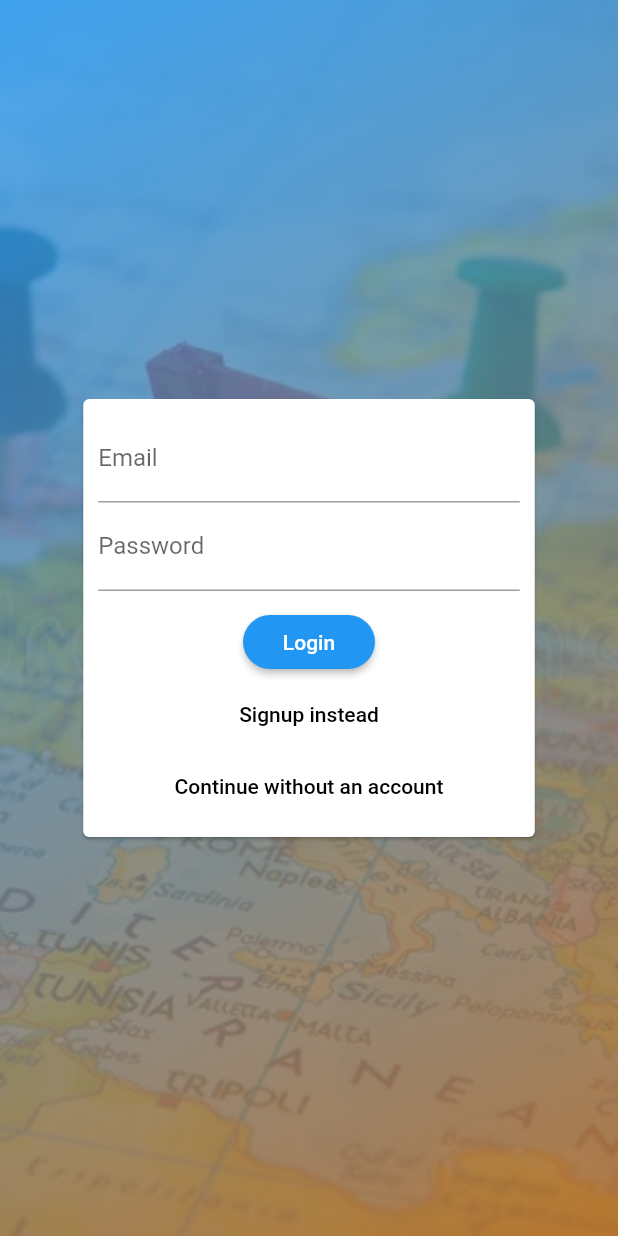
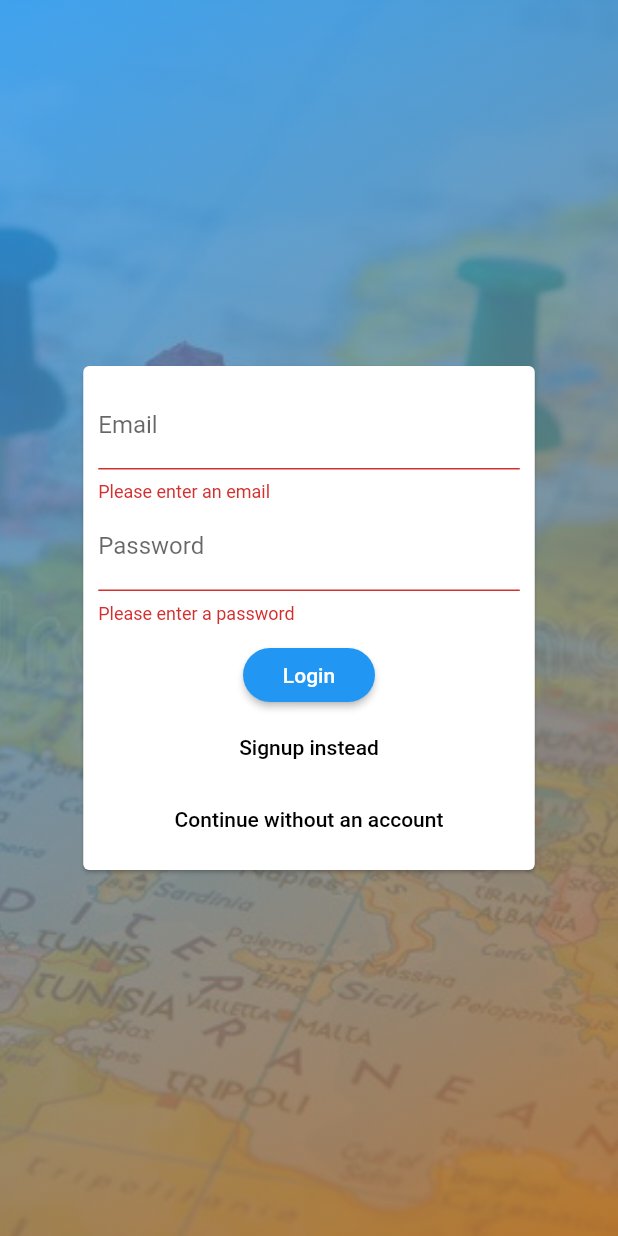
Before and after one commit to shimonster/distance_app, a Flutter app: the screen it shows after launch, after a tap on "Login", on a phone screen of 412 x 824 dp. Run offline on Flutter 3.47's test engine with Material 2 defaults, Android fonts, the light colour scheme and no system bars; our stand-ins replace cloud_firestore, firebase_auth, latlong, sqflite; accounts and stored records are empty.

Commit message:
finished auth screen and working on adding categories

```diff
--- a/lib/main.dart
+++ b/lib/main.dart
@@ -2,24 +2,50 @@ import 'package:flutter/material.dart';
 import 'package:provider/provider.dart';
 import 'package:firebase_auth/firebase_auth.dart';
 
+import './providers/categories.dart';
 import './providers/distances.dart';
-import 'screens/auth/auth_screen.dart';
+import './screens/auth/auth_screen.dart';
+import './screens/distances/distances_screen.dart';
 
 void main() {
   runApp(MyApp());
 }
 
-class MyApp extends StatelessWidget {
+class MyApp extends StatefulWidget {
+  @override
+  _MyAppState createState() => _MyAppState();
+}
+
+class _MyAppState extends State<MyApp> {
+  var _account = true;
+
+  void _switchMode() {
+    setState(() {
+      _account = !_account;
+    });
+  }
+
   @override
   Widget build(BuildContext context) {
     return StreamBuilder(
       stream: FirebaseAuth.instance.onAuthStateChanged,
       builder: (ctx, snapshot) {
         print(snapshot.data);
-        return ChangeNotifierProvider.value(
-          value: snapshot.connectionState == ConnectionState.waiting
-              ? Distances(false)
-              : Distances(snapshot.data != null ? true : false),
+        return MultiProvider(
+          providers: [
+            ChangeNotifierProvider.value(
+              value: Categories(
+                snapshot.data != null ? snapshot.data.uid : null,
+              ),
+            ),
+            ProxyProvider<Categories, Distances>(
+              update: (ctx, cat, prev) => Distances(
+                snapshot.data != null ? snapshot.data.uid : null,
+                cat.categories,
+                prev.distances,
+              ),
+            ),
+          ],
           child: MaterialApp(
             title: 'Distance App',
             theme: ThemeData(
@@ -33,7 +59,9 @@ class MyApp extends StatelessWidget {
                 textTheme: ButtonTextTheme.primary,
               ),
             ),
-            home: AuthScreen(),
+            home: snapshot.data == null && _account
+                ? AuthScreen()
+                : DistancesScreen(),
           ),
         );
       },
--- /dev/null
+++ b/lib/providers/categories.dart
@@ -0,0 +1,23 @@
+import 'package:flutter/foundation.dart';
+import 'package:cloud_firestore/cloud_firestore.dart';
+
+class Categories extends ChangeNotifier {
+  Categories(this.uid);
+
+  final String uid;
+  List<String> _categories = ['All'];
+
+  List<String> get categories {
+    return [..._categories];
+  }
+
+  Future<void> addCategory(String title) async {
+    if (uid != null) {
+      await Firestore.instance
+          .document('users/$uid')
+          .setData({'categories': _categories});
+    } else {
+      addCategory(title);
+    }
+  }
+}
--- a/lib/providers/distances.dart
+++ b/lib/providers/distances.dart
@@ -2,15 +2,29 @@ import 'package:flutter/foundation.dart';
 import 'package:latlong/latlong.dart';
 
 class Distance {
-  const Distance(this.distance, this.markers, this.units);
+  const Distance({
+    this.uid,
+    @required this.distance,
+    @required this.units,
+    @required this.cats,
+    @required this.markers,
+  });
 
+  final String uid;
   final double distance;
   final String units;
+  final List<String> cats;
   final List<LatLng> markers;
 }
 
 class Distances extends ChangeNotifier {
-  Distances(this.isAuth);
+  Distances(this.uid, this.categories, [this._distances]);
 
-  final bool isAuth;
+  final String uid;
+  final List<String> categories;
+  List<Distance> _distances = [];
+
+  List<Distance> get distances {
+    return [..._distances];
+  }
 }
--- a/lib/widgets/auth/auth_card.dart
+++ b/lib/widgets/auth/auth_card.dart
@@ -1,5 +1,6 @@
-import 'package:flutter/cupertino.dart';
+import 'package:firebase_auth/firebase_auth.dart';
 import 'package:flutter/material.dart';
+import 'package:flutter/services.dart';
 
 class AuthCard extends StatefulWidget {
   @override
@@ -7,7 +8,39 @@ class AuthCard extends StatefulWidget {
 }
 
 class _AuthCardState extends State<AuthCard> {
+  final GlobalKey<FormState> _form = GlobalKey();
+  final TextEditingController _passwordController = TextEditingController();
   bool _isLogin = true;
+  String email;
+  String password;
+
+  Future<void> _authenticate() async {
+    final auth = FirebaseAuth.instance;
+    if (_form.currentState.validate()) {
+      try {
+        _form.currentState.save();
+        if (_isLogin) {
+          auth.signInWithEmailAndPassword(email: email, password: password);
+        } else {
+          auth.createUserWithEmailAndPassword(email: email, password: password);
+        }
+      } on PlatformException catch (error) {
+        Scaffold.of(context).hideCurrentSnackBar();
+        Scaffold.of(context).showSnackBar(
+          SnackBar(
+            content: Text(error.toString()),
+          ),
+        );
+      } catch (error) {
+        Scaffold.of(context).hideCurrentSnackBar();
+        Scaffold.of(context).showSnackBar(
+          SnackBar(
+            content: Text('Something went wrong while trying authenticate you'),
+          ),
+        );
+      }
+    }
+  }
 
   @override
   Widget build(BuildContext context) {
@@ -20,29 +53,59 @@ class _AuthCardState extends State<AuthCard> {
         child: Padding(
           padding: EdgeInsets.all(10),
           child: Form(
+            key: _form,
             child: SingleChildScrollView(
               child: Column(
                 children: <Widget>[
                   TextFormField(
                     decoration: InputDecoration(labelText: 'Email'),
                     keyboardType: TextInputType.emailAddress,
+                    onSaved: (value) => email = value,
+                    validator: (value) {
+                      if (value.isEmpty) {
+                        return 'Please enter an email';
+                      }
+                      if (!RegExp(
+                              '^([a-zA-Z0-9_\\-\\.]+)@([a-zA-Z0-9_\\-\\.]+)\\.([a-zA-Z]{2,5})\$')
+                          .hasMatch(value)) {
+                        return 'Please enter a valid email';
+                      }
+                      return null;
+                    },
                   ),
                   TextFormField(
+                    controller: _passwordController,
                     decoration: InputDecoration(labelText: 'Password'),
                     obscureText: true,
+                    onSaved: (value) => password = value,
+                    validator: (value) {
+                      if (value.isEmpty) {
+                        return 'Please enter a password';
+                      }
+                      if (value.length < 7) {
+                        return 'Passwords must be at least 7 characters long';
+                      }
+                      return null;
+                    },
                   ),
                   if (!_isLogin)
                     TextFormField(
                       decoration:
                           InputDecoration(labelText: 'Confirm Password'),
                       obscureText: true,
+                      validator: (value) {
+                        if (value != _passwordController.text) {
+                          return 'Please enter the same value as your password';
+                        }
+                        return null;
+                      },
                     ),
                   SizedBox(
                     height: 10,
                   ),
                   RaisedButton(
                     child: Text(_isLogin ? 'Login' : 'Signup'),
-                    onPressed: () {},
+                    onPressed: _authenticate,
                   ),
                   FlatButton(
                     child: Text('${_isLogin ? 'Signup' : 'Login'} instead'),
@@ -64,7 +127,9 @@ class _AuthCardState extends State<AuthCard> {
                           actions: <Widget>[
                             FlatButton(
                               child: Text('OK'),
-                              onPressed: () {},
+                              onPressed: () {
+
+                              },
                             ),
                             FlatButton(
                               child: Text('CANCEL'),
--- a/pubspec.yaml
+++ b/pubspec.yaml
@@ -29,6 +29,7 @@ dependencies:
   location: ^3.0.0
   flutter_map: ^0.9.0
   provider: ^4.1.3
+  path: ^1.6.4
 
 
   # The following adds the Cupertino Icons font to your application.
```
Also changed, not shown: lib/helpers/sql_helper.dart (+38 -0 lines), lib/screens/distances/distances_screen.dart (+38 -0 lines), lib/widgets/distances/distances_drawer.dart (added, +56 -0 lines), pubspec.lock.
